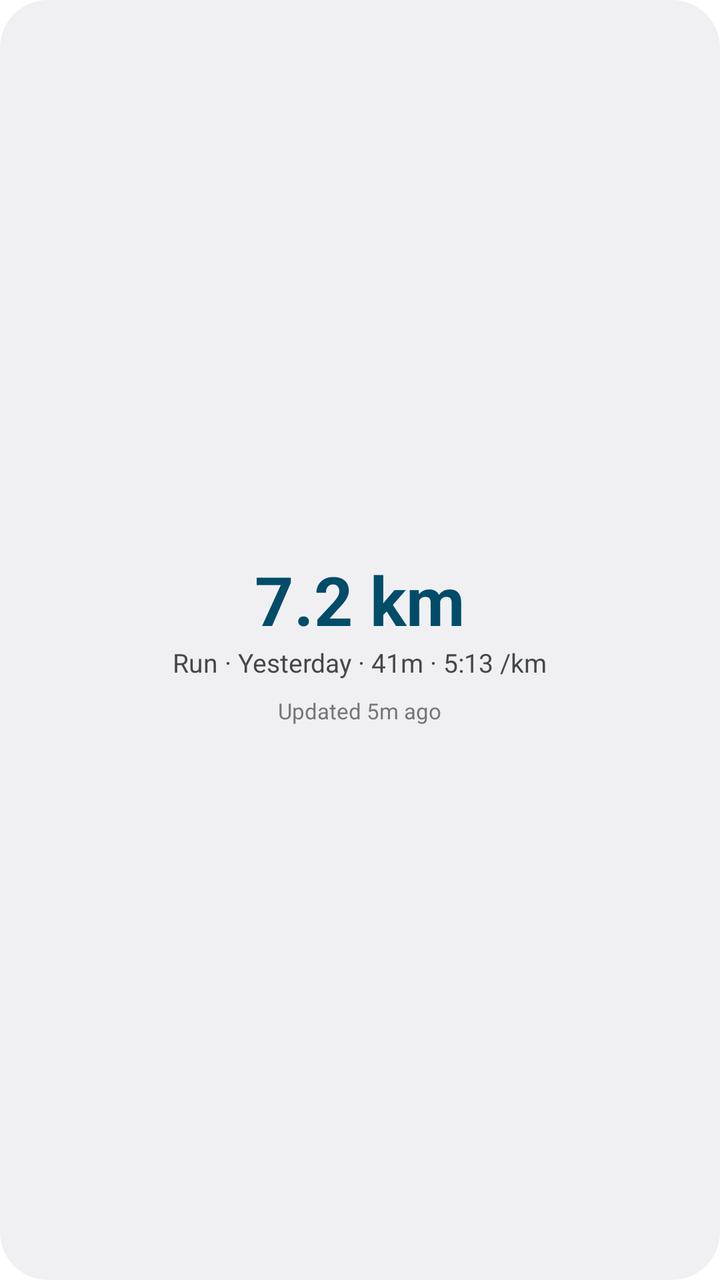
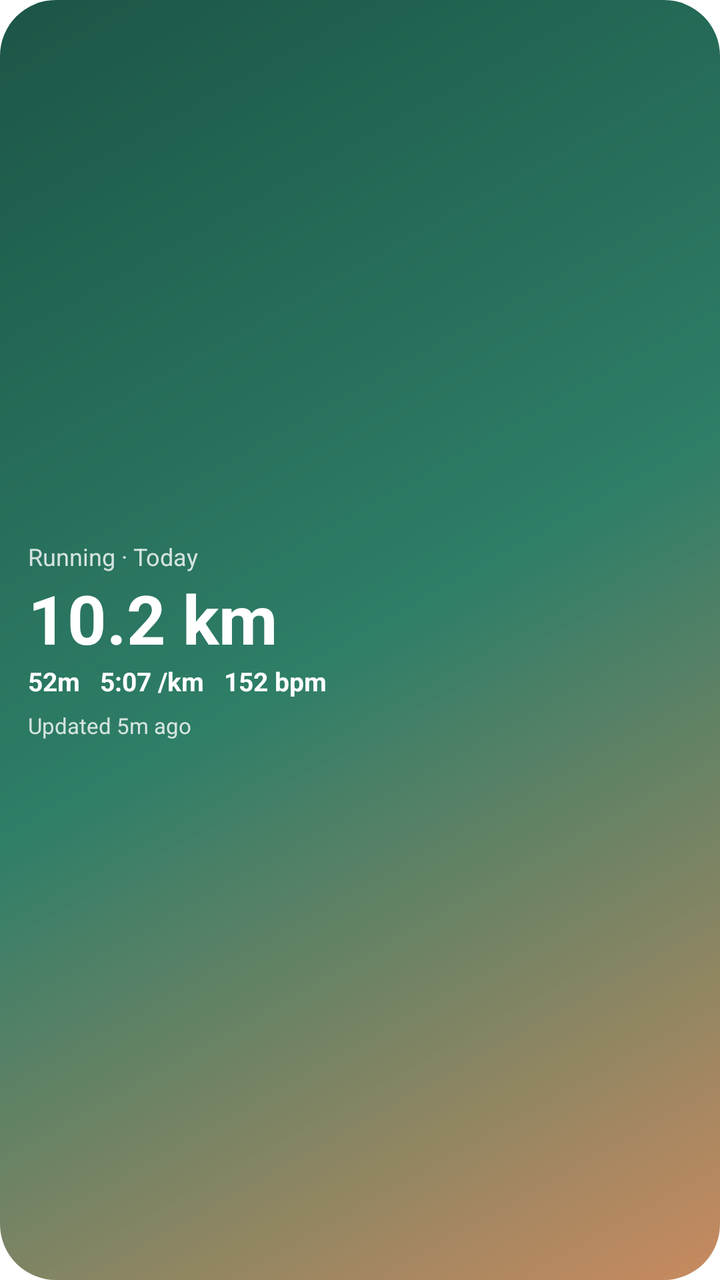

Screens rendered from an Android XML layout before and after an edit, with the pre-edit source and the edit as a unified diff.
<!-- AndroidManifest.xml: fallback theme Theme.MaterialComponents.DayNight.NoActionBar -->
<!-- res/layout/widget_preview_activity.xml -->
<?xml version="1.0" encoding="utf-8"?>
<LinearLayout xmlns:android="http://schemas.android.com/apk/res/android"
    android:layout_width="match_parent" android:layout_height="match_parent"
    android:background="@drawable/widget_preview_bg" android:orientation="vertical"
    android:gravity="center" android:padding="16dp">
    <TextView android:layout_width="wrap_content" android:layout_height="wrap_content"
        android:text="7.2 km" android:textColor="@android:color/system_accent1_700"
        android:textSize="34sp" android:textStyle="bold" android:maxLines="1" />
    <TextView android:layout_width="wrap_content" android:layout_height="wrap_content"
        android:text="Run · Yesterday · 41m · 5:13 /km" android:textColor="@android:color/system_neutral1_700"
        android:textSize="13sp" android:maxLines="1" />
    <TextView android:layout_width="wrap_content" android:layout_height="wrap_content"
        android:layout_marginTop="8dp" android:text="Updated 5m ago"
        android:textColor="@android:color/system_neutral1_500" android:textSize="11sp" android:maxLines="1" />
</LinearLayout>
<!-- resources referenced by this layout -->
<resources>
  <!-- drawable widget_preview_bg (drawable) -->
  <?xml version="1.0" encoding="utf-8"?>
  <shape xmlns:android="http://schemas.android.com/apk/res/android" android:shape="rectangle">
      <solid android:color="@android:color/system_neutral1_50" />
      <corners android:radius="24dp" />
  </shape>
</resources>

<!-- the commit's change to res/layout/widget_preview_activity.xml (unified diff, before → after) -->
@@ -1,15 +1,4 @@
 <?xml version="1.0" encoding="utf-8"?>
-<LinearLayout xmlns:android="http://schemas.android.com/apk/res/android"
-    android:layout_width="match_parent" android:layout_height="match_parent"
-    android:background="@drawable/widget_preview_bg" android:orientation="vertical"
-    android:gravity="center" android:padding="16dp">
-    <TextView android:layout_width="wrap_content" android:layout_height="wrap_content"
-        android:text="7.2 km" android:textColor="@android:color/system_accent1_700"
-        android:textSize="34sp" android:textStyle="bold" android:maxLines="1" />
-    <TextView android:layout_width="wrap_content" android:layout_height="wrap_content"
-        android:text="Run · Yesterday · 41m · 5:13 /km" android:textColor="@android:color/system_neutral1_700"
-        android:textSize="13sp" android:maxLines="1" />
-    <TextView android:layout_width="wrap_content" android:layout_height="wrap_content"
-        android:layout_marginTop="8dp" android:text="Updated 5m ago"
-        android:textColor="@android:color/system_neutral1_500" android:textSize="11sp" android:maxLines="1" />
+<LinearLayout xmlns:android="http://schemas.android.com/apk/res/android" android:layout_width="match_parent" android:layout_height="match_parent" android:background="@drawable/widget_bg_dawn" android:orientation="vertical" android:gravity="center_vertical" android:padding="14dp">
+<TextView android:layout_width="wrap_content" android:layout_height="wrap_content" android:text="Running · Today" android:textColor="@color/wdg_dawn_soft" android:textSize="12sp" android:textStyle="normal" android:maxLines="1" /><TextView android:layout_width="wrap_content" android:layout_height="wrap_content" android:text="10.2 km" android:textColor="@color/wdg_dawn_text" android:textSize="34sp" android:textStyle="bold" android:maxLines="1" /><TextView android:layout_width="wrap_content" android:layout_height="wrap_content" android:text="52m   5:07 /km   152 bpm" android:textColor="@color/wdg_dawn_text" android:textSize="13sp" android:textStyle="bold" android:maxLines="1" /><TextView android:layout_width="wrap_content" android:layout_height="wrap_content" android:text="Updated 5m ago" android:textColor="@color/wdg_dawn_soft" android:textSize="11sp" android:textStyle="normal" android:maxLines="1" android:layout_marginTop="6dp"/>
 </LinearLayout>
<!-- resource entries referenced after the edit -->
@@ -1,10 +1,16 @@
 <!-- resources referenced by this layout -->
 <resources>
-  <!-- drawable widget_preview_bg (drawable) -->
+  <color name="wdg_dawn_soft">#CCFFFFFF</color>
+  <color name="wdg_dawn_text">#FFFFFFFF</color>
+  <!-- drawable widget_bg_dawn (drawable) -->
   <?xml version="1.0" encoding="utf-8"?>
   <shape xmlns:android="http://schemas.android.com/apk/res/android" android:shape="rectangle">
-      <solid android:color="@android:color/system_neutral1_50" />
-      <corners android:radius="24dp" />
+      <gradient android:angle="315" android:startColor="@color/wdg_dawn_start" android:centerColor="@color/wdg_dawn_center" android:endColor="@color/wdg_dawn_end" />
+      <corners android:radius="@dimen/widget_radius" />
   </shape>
+  <color name="wdg_dawn_start">#FF1C5547</color>
+  <color name="wdg_dawn_center">#FF2E7E68</color>
+  <color name="wdg_dawn_end">#FFC98A5F</color>
+  <dimen name="widget_radius">28dp</dimen>
 </resources>
 
